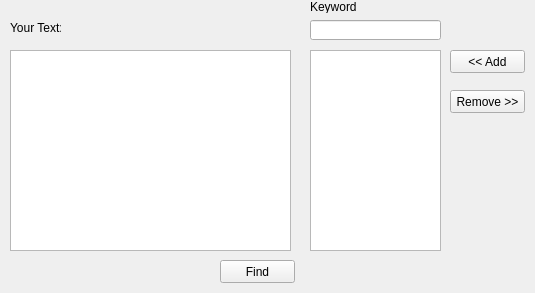
This is mainwindow.ui in IdeasStorm/Automata-Project as Qt 5 draws it before an edit. The edited form follows.
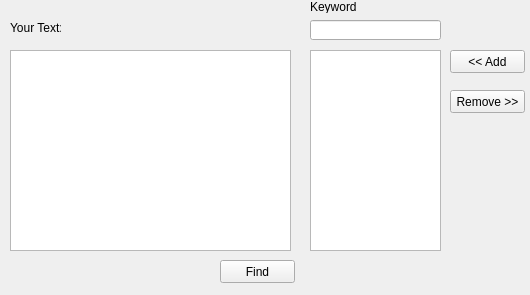
This is the edited form.

What changed in the file:
```diff
--- a/mainwindow.ui
+++ b/mainwindow.ui
@@ -6,8 +6,8 @@
    <rect>
     <x>0</x>
     <y>0</y>
-    <width>535</width>
-    <height>293</height>
+    <width>530</width>
+    <height>295</height>
    </rect>
   </property>
   <property name="windowTitle">
```
